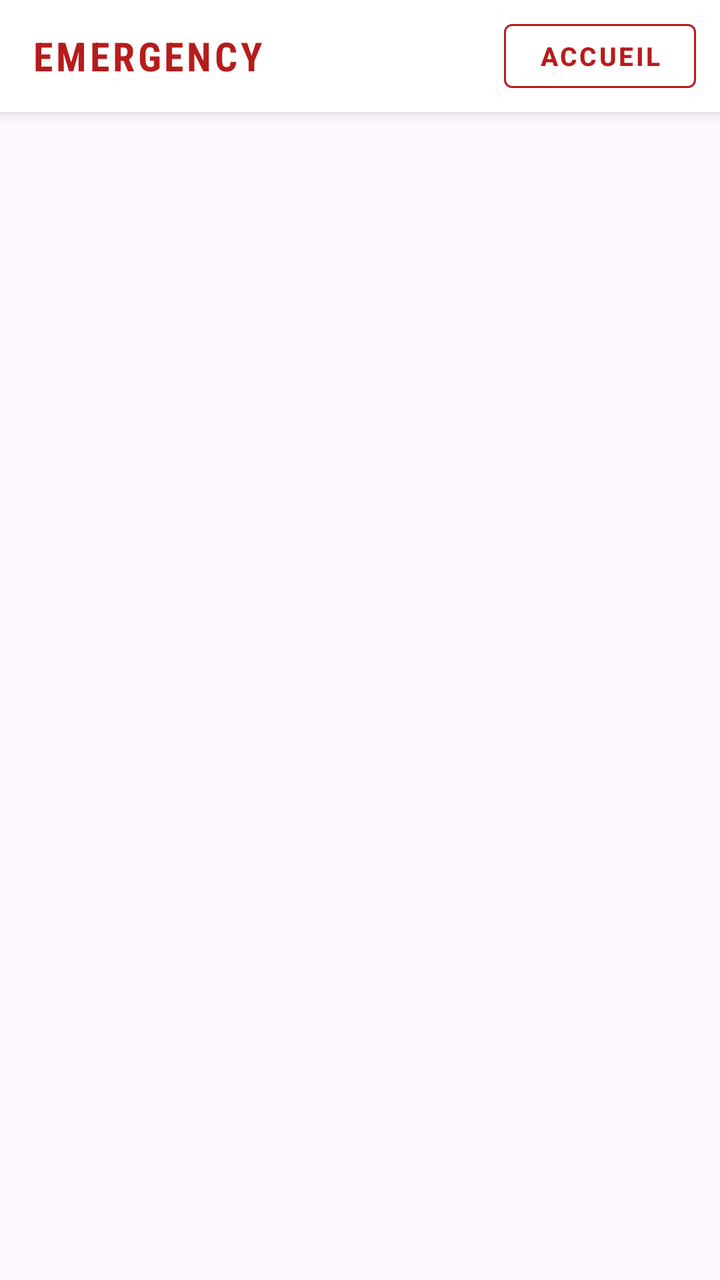
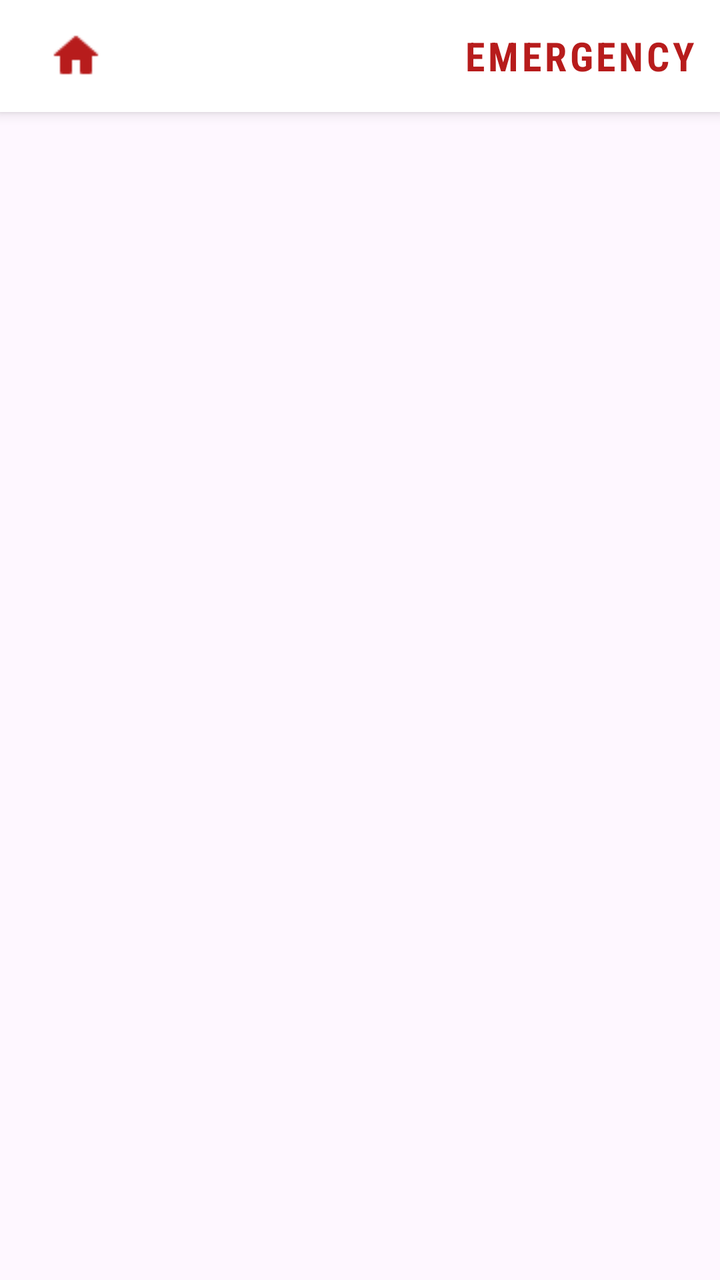

Two renders of the same Android screen: before a commit and after it. Below are the layout's source before the change and the commit's diff.
<!-- AndroidManifest.xml: application theme Theme.MyApplication -->
<!-- res/layout/activity_control.xml -->
<?xml version="1.0" encoding="utf-8"?>
<LinearLayout xmlns:android="http://schemas.android.com/apk/res/android"
    xmlns:app="http://schemas.android.com/apk/res-auto"
    android:id="@+id/control_root"
    android:layout_width="match_parent"
    android:layout_height="match_parent"
    android:orientation="vertical">

    <LinearLayout
        android:id="@+id/control_header"
        android:layout_width="match_parent"
        android:layout_height="56dp"
        android:background="#FFFFFF"
        android:elevation="4dp"
        android:gravity="center_vertical"
        android:orientation="horizontal"
        android:paddingStart="16dp"
        android:paddingEnd="12dp">

        <TextView
            android:id="@+id/control_title"
            android:layout_width="0dp"
            android:layout_height="wrap_content"
            android:layout_weight="1"
            android:fontFamily="sans-serif-condensed"
            android:letterSpacing="0.08"
            android:text="EMERGENCY"
            android:textColor="#B71C1C"
            android:textSize="20sp"
            android:textStyle="bold" />

        <Button
            android:id="@+id/home_button"
            style="@style/Widget.MaterialComponents.Button.OutlinedButton"
            android:layout_width="wrap_content"
            android:layout_height="44dp"
            android:backgroundTint="#FFFFFF"
            android:minWidth="96dp"
            android:text="ACCUEIL"
            android:textColor="#B71C1C"
            android:textSize="13sp"
            android:textStyle="bold"
            app:strokeColor="#B71C1C"
            app:strokeWidth="1dp" />

    </LinearLayout>

    <FrameLayout
        android:id="@+id/fragment_main"
        android:layout_width="match_parent"
        android:layout_height="0dp"
        android:layout_weight="1" />

    <FrameLayout
        android:id="@+id/fragment_menu"
        android:layout_width="match_parent"
        android:layout_height="64dp" />

</LinearLayout>
<!-- resources referenced by this layout -->
<resources>
  <style name="Theme.MyApplication" parent="Base.Theme.MyApplication" />
  <style name="Base.Theme.MyApplication" parent="Theme.Material3.DayNight.NoActionBar">
          
          
      </style>
</resources>

<!-- the commit's change to res/layout/activity_control.xml (unified diff, before → after) -->
@@ -17,31 +17,29 @@
         android:paddingStart="16dp"
         android:paddingEnd="12dp">
 
+        <ImageButton
+            android:id="@+id/home_button"
+            android:layout_width="44dp"
+            android:layout_height="44dp"
+            android:background="?attr/selectableItemBackgroundBorderless"
+            android:contentDescription="Accueil"
+            android:padding="8dp"
+            android:src="@drawable/ic_header_home"
+            app:tint="#B71C1C" />
+
         <TextView
             android:id="@+id/control_title"
             android:layout_width="0dp"
             android:layout_height="wrap_content"
+            android:layout_marginStart="12dp"
             android:layout_weight="1"
             android:fontFamily="sans-serif-condensed"
+            android:gravity="end"
             android:letterSpacing="0.08"
             android:text="EMERGENCY"
             android:textColor="#B71C1C"
             android:textSize="20sp"
             android:textStyle="bold" />
-
-        <Button
-            android:id="@+id/home_button"
-            style="@style/Widget.MaterialComponents.Button.OutlinedButton"
-            android:layout_width="wrap_content"
-            android:layout_height="44dp"
-            android:backgroundTint="#FFFFFF"
-            android:minWidth="96dp"
-            android:text="ACCUEIL"
-            android:textColor="#B71C1C"
-            android:textSize="13sp"
-            android:textStyle="bold"
-            app:strokeColor="#B71C1C"
-            app:strokeWidth="1dp" />
 
     </LinearLayout>
 
<!-- resource entries referenced after the edit -->
@@ -1,9 +1,17 @@
 <!-- resources referenced by this layout -->
 <resources>
+  <!-- drawable ic_header_home: png bitmap (drawable, 323 bytes) -->
   <style name="Theme.MyApplication" parent="Base.Theme.MyApplication" />
   <style name="Base.Theme.MyApplication" parent="Theme.Material3.DayNight.NoActionBar">
-          
-          
+          <item name="colorPrimary">@color/emergency_red</item>
+          <item name="colorPrimaryDark">@color/emergency_red_dark</item>
+          <item name="colorSecondary">@color/emergency_red</item>
+          <item name="colorAccent">@color/emergency_red</item>
+          <item name="android:statusBarColor">@color/emergency_red_dark</item>
+          <item name="android:navigationBarColor">@color/white</item>
       </style>
+  <color name="emergency_red">#B71C1C</color>
+  <color name="emergency_red_dark">#8E0000</color>
+  <color name="white">#FFFFFFFF</color>
 </resources>
 
